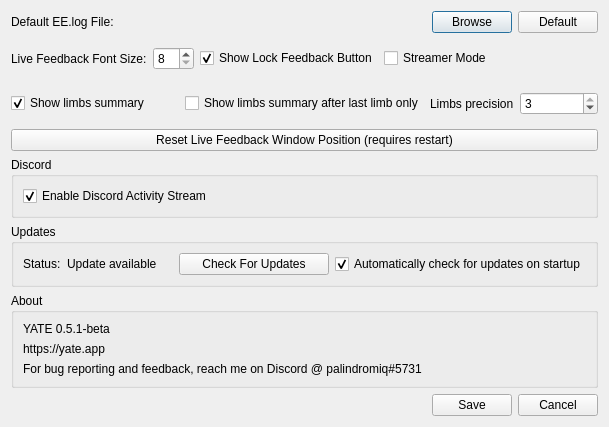
Above: settingsdialog.ui from palindromiq/YATE before the change. Below: the same form after it.
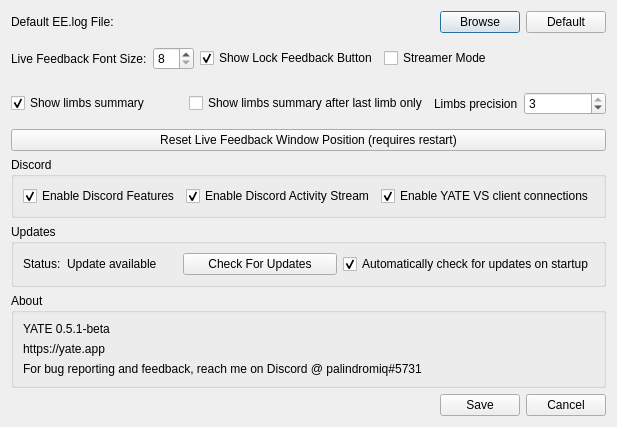
That is the form after the change.

Commit message: Split Discord Settings

Diff of the .ui file:
```diff
--- a/settingsdialog.ui
+++ b/settingsdialog.ui
@@ -187,6 +187,16 @@
       <string>Discord</string>
      </property>
      <layout class="QHBoxLayout" name="horizontalLayout_7">
+      <item>
+       <widget class="QCheckBox" name="chkDiscord">
+        <property name="text">
+         <string>Enable Discord Features</string>
+        </property>
+        <property name="checked">
+         <bool>true</bool>
+        </property>
+       </widget>
+      </item>
       <item>
        <widget class="QCheckBox" name="chkDiscordActivity">
         <property name="text">
@@ -197,6 +207,16 @@
         </property>
        </widget>
       </item>
+      <item>
+       <widget class="QCheckBox" name="chkClientsServer">
+        <property name="text">
+         <string>Enable YATE VS client connections</string>
+        </property>
+        <property name="checked">
+         <bool>true</bool>
+        </property>
+       </widget>
+      </item>
      </layout>
     </widget>
    </item>
```
The commit also changes 8 other files.
